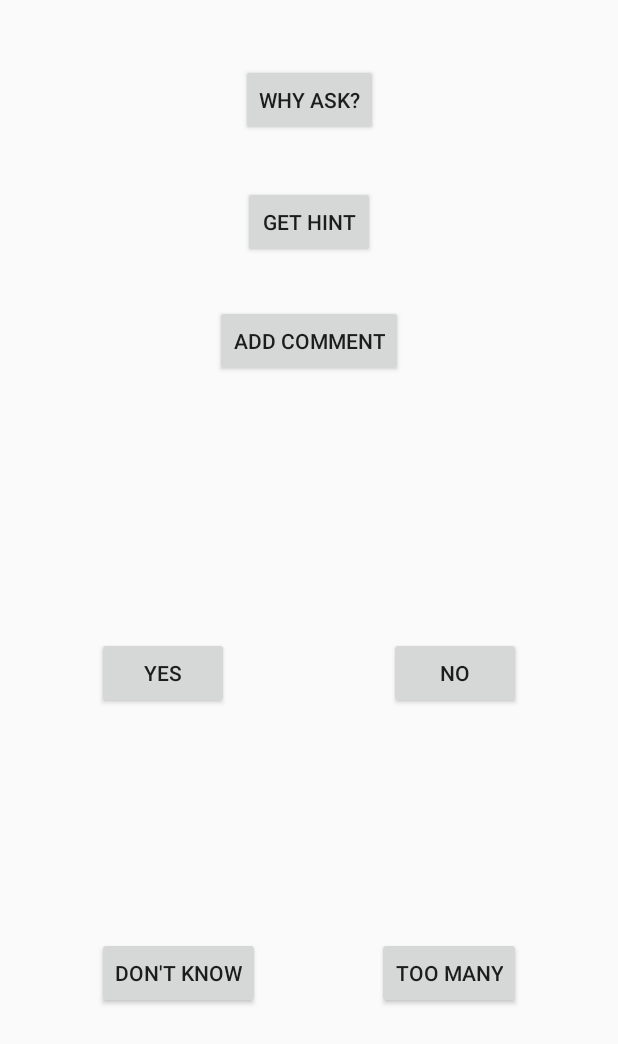
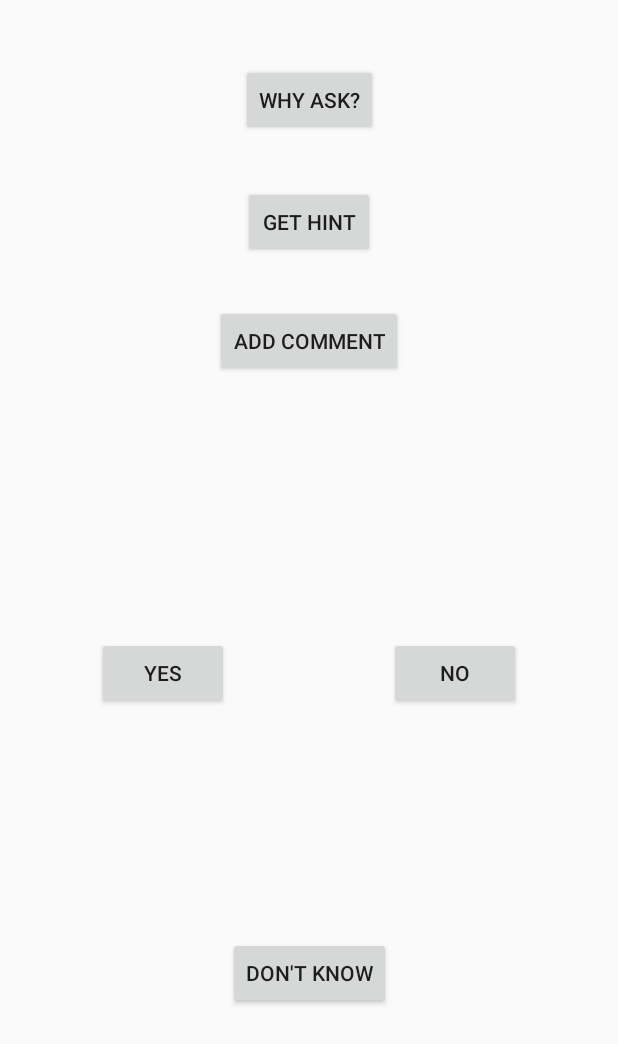
Before and after one commit to MaciejKluczynski/IntraCompanyCrowdsensingV3, an Android app: the ResultActivity screen opened directly, with no data from a screen before it, on a phone screen of 412 x 824 dp. Shown: the top 1044 px of the screen. Run offline under Robolectric (Android 15) with nearby library versions, the phone set to English and light mode, and no system bars; 4 statements that could not run were skipped.

Commit message:
clean code updates

```diff
--- a/app/src/main/java/com/kluczynski/maciej/intracompanycrowdsensingv3/ResultBroadcast.kt
+++ b/app/src/main/java/com/kluczynski/maciej/intracompanycrowdsensingv3/ResultBroadcast.kt
@@ -9,14 +9,14 @@ class ResultBroadcast:BroadcastReceiver() {
         val content = intent!!.getStringExtra("Content")
         val type = intent.getStringExtra("QuestionType")
         val questionTime = intent.getStringExtra("QuestionTime")
-        val why_ask = intent.getStringExtra("WhyAsk")
+        val whyAsk = intent.getStringExtra("WhyAsk")
         val hint = intent.getStringExtra("Hint")
 
         val activityIntent = Intent(context,ResultActivity::class.java)
         activityIntent.putExtra("Content",content)
         activityIntent.putExtra("QuestionType",type)
         activityIntent.putExtra("QuestionTime",questionTime)
-        activityIntent.putExtra("WhyAsk",why_ask)
+        activityIntent.putExtra("WhyAsk",whyAsk)
         activityIntent.putExtra("Hint",hint)
         activityIntent.flags = Intent.FLAG_ACTIVITY_NEW_TASK
         context!!.startActivity(activityIntent)
--- a/app/src/main/java/com/kluczynski/maciej/intracompanycrowdsensingv3/domain/SensingRequestsDatabaseParser.kt
+++ b/app/src/main/java/com/kluczynski/maciej/intracompanycrowdsensingv3/domain/SensingRequestsDatabaseParser.kt
@@ -5,7 +5,6 @@ import com.kluczynski.maciej.intracompanycrowdsensingv3.data.SensingRequestModel
 
 class SensingRequestsDatabaseParser {
     fun parseTextToSensingRequestModelList(fileContent:String):MutableList<SensingRequestModel>{
-        val gson = Gson()
-        return gson.fromJson(fileContent, Array<SensingRequestModel>::class.java).toMutableList()
+        return Gson().fromJson(fileContent, Array<SensingRequestModel>::class.java).toMutableList()
     }
 }
--- a/app/src/main/java/com/kluczynski/maciej/intracompanycrowdsensingv3/domain/UserPreferencesParser.kt
+++ b/app/src/main/java/com/kluczynski/maciej/intracompanycrowdsensingv3/domain/UserPreferencesParser.kt
@@ -5,7 +5,6 @@ import com.kluczynski.maciej.intracompanycrowdsensingv3.data.UserPreferencesMode
 
 class UserPreferencesParser {
     fun parseTextToUserPreferencesModel(fileContent:String):UserPreferencesModel{
-        val gson = Gson()
-        return gson.fromJson(fileContent, UserPreferencesModel::class.java)
+        return Gson().fromJson(fileContent, UserPreferencesModel::class.java)
     }
 }
--- a/app/src/main/res/layout/activity_result.xml
+++ b/app/src/main/res/layout/activity_result.xml
@@ -148,15 +148,8 @@
         android:layout_height="wrap_content"
         android:text="don't know"
         app:layout_constraintBottom_toBottomOf="parent"
+        app:layout_constraintEnd_toEndOf="@+id/no_btn"
         app:layout_constraintStart_toStartOf="@+id/yes_btn"
         app:layout_constraintTop_toBottomOf="@+id/yes_btn" />
 
-    <Button
-        android:id="@+id/resultActivityTooManyBtn"
-        android:layout_width="wrap_content"
-        android:layout_height="wrap_content"
-        android:text="Too many"
-        app:layout_constraintEnd_toEndOf="@+id/no_btn"
-        app:layout_constraintTop_toTopOf="@+id/resultActivityDontKnowBtn" />
-
 </androidx.constraintlayout.widget.ConstraintLayout>
```
Also changed, not shown: app/src/main/java/com/kluczynski/maciej/intracompanycrowdsensingv3/MainActivity.kt (+3 -15 lines), app/src/main/java/com/kluczynski/maciej/intracompanycrowdsensingv3/domain/files/SharedPrefsProvider.kt (+0 -15 lines).
